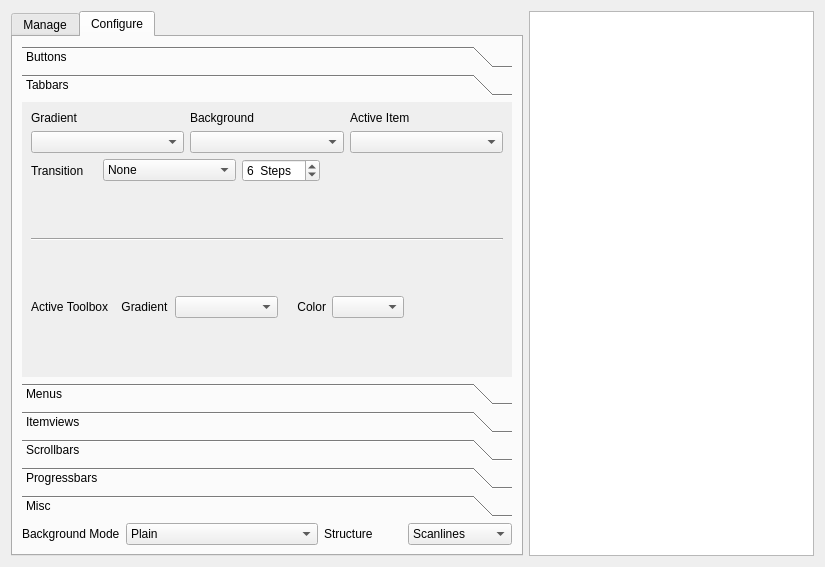
This is config/config.ui in deiv/bespin-pkg as Qt 5 draws it before an edit. The edited form follows.
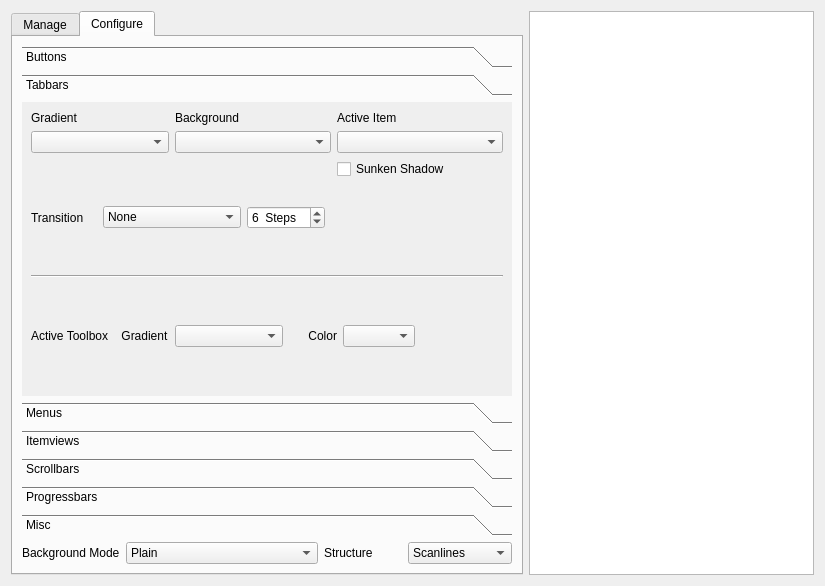
This is the edited form. The open tabs and pages were chosen to show the change.

Commit message: Fixed sunken tab frames, using tab lights for btn focus, removed shadows from sunken scrollbars

Diff of the .ui file:
```diff
--- a/config/config.ui
+++ b/config/config.ui
@@ -6,7 +6,7 @@
     <x>0</x>
     <y>0</y>
     <width>825</width>
-    <height>567</height>
+    <height>586</height>
    </rect>
   </property>
   <property name="windowTitle" >
@@ -319,16 +319,14 @@
             <x>0</x>
             <y>0</y>
             <width>509</width>
-            <height>285</height>
+            <height>304</height>
            </rect>
           </property>
           <attribute name="label" >
            <string>Tabbars</string>
           </attribute>
           <layout class="QGridLayout" >
-           <item row="0" column="0" colspan="8" >
-            <layout class="QHBoxLayout" >
-             <item>
+           <item row="0" column="0" colspan="2" >
               <layout class="QVBoxLayout" >
                <item>
                 <widget class="QLabel" name="label_2" >
@@ -342,7 +340,7 @@
                </item>
               </layout>
              </item>
-             <item>
+           <item row="0" column="2" colspan="4" >
               <layout class="QVBoxLayout" >
                <item>
                 <widget class="QLabel" name="label_5" >
@@ -356,7 +354,7 @@
                </item>
               </layout>
              </item>
-             <item>
+           <item rowspan="2" row="0" column="6" colspan="3" >
               <layout class="QVBoxLayout" >
                <item>
                 <widget class="QLabel" name="label_4" >
@@ -368,18 +366,62 @@
                <item>
                 <widget class="QComboBox" name="crTabBarActive" />
                </item>
-              </layout>
+             <item>
+              <widget class="QCheckBox" name="activeTabSunken" >
+               <property name="text" >
+                <string>Sunken Shadow</string>
+               </property>
+              </widget>
              </item>
+             <item>
+              <spacer>
+               <property name="orientation" >
+                <enum>Qt::Vertical</enum>
+               </property>
+               <property name="sizeHint" >
+                <size>
+                 <width>20</width>
+                 <height>16</height>
+                </size>
+               </property>
+              </spacer>
+             </item>
             </layout>
            </item>
-           <item row="1" column="0" >
+           <item row="1" column="0" colspan="2" >
+            <spacer>
+             <property name="orientation" >
+              <enum>Qt::Vertical</enum>
+             </property>
+             <property name="sizeHint" >
+              <size>
+               <width>20</width>
+               <height>21</height>
+              </size>
+             </property>
+            </spacer>
+           </item>
+           <item row="1" column="2" colspan="2" >
+            <spacer>
+             <property name="orientation" >
+              <enum>Qt::Vertical</enum>
+             </property>
+             <property name="sizeHint" >
+              <size>
+               <width>20</width>
+               <height>21</height>
+              </size>
+             </property>
+            </spacer>
+           </item>
+           <item row="2" column="0" >
             <widget class="QLabel" name="label_7" >
              <property name="text" >
               <string>Transition</string>
              </property>
             </widget>
            </item>
-           <item row="1" column="1" colspan="2" >
+           <item row="2" column="1" colspan="2" >
             <widget class="QComboBox" name="tabTransition" >
              <item>
               <property name="text" >
@@ -438,7 +480,7 @@
              </item>
             </widget>
            </item>
-           <item row="1" column="3" colspan="2" >
+           <item row="2" column="3" colspan="2" >
             <widget class="QSpinBox" name="tabAnimSteps" >
              <property name="readOnly" >
               <bool>false</bool>
@@ -457,7 +499,7 @@
              </property>
             </widget>
            </item>
-           <item row="1" column="5" colspan="3" >
+           <item row="2" column="5" colspan="4" >
             <spacer>
              <property name="orientation" >
               <enum>Qt::Horizontal</enum>
@@ -470,27 +512,27 @@
              </property>
             </spacer>
            </item>
-           <item row="2" column="2" >
+           <item row="3" column="2" >
             <spacer>
              <property name="orientation" >
               <enum>Qt::Vertical</enum>
              </property>
              <property name="sizeHint" >
               <size>
-               <width>31</width>
-               <height>31</height>
+               <width>66</width>
+               <height>21</height>
               </size>
              </property>
             </spacer>
            </item>
-           <item row="3" column="0" colspan="8" >
+           <item row="4" column="0" colspan="9" >
             <widget class="Line" name="line_3" >
              <property name="orientation" >
               <enum>Qt::Horizontal</enum>
              </property>
             </widget>
            </item>
-           <item row="4" column="2" >
+           <item row="5" column="2" >
             <spacer>
              <property name="orientation" >
               <enum>Qt::Vertical</enum>
@@ -503,17 +545,17 @@
              </property>
             </spacer>
            </item>
-           <item row="5" column="0" colspan="2" >
+           <item row="6" column="0" colspan="2" >
             <widget class="QLabel" name="label_22" >
              <property name="text" >
               <string>Active Toolbox    Gradient</string>
              </property>
             </widget>
            </item>
-           <item row="5" column="2" colspan="2" >
+           <item row="6" column="2" colspan="2" >
             <widget class="QComboBox" name="gradTool" />
            </item>
-           <item row="5" column="4" colspan="2" >
+           <item row="6" column="4" colspan="3" >
             <widget class="QLabel" name="label_23" >
              <property name="text" >
               <string>Color</string>
@@ -523,10 +565,10 @@
              </property>
             </widget>
            </item>
-           <item row="5" column="6" >
+           <item row="6" column="7" >
             <widget class="QComboBox" name="crTool" />
            </item>
-           <item row="5" column="7" >
+           <item row="6" column="8" >
             <spacer>
              <property name="orientation" >
               <enum>Qt::Horizontal</enum>
@@ -539,7 +581,7 @@
              </property>
             </spacer>
            </item>
-           <item row="6" column="2" >
+           <item row="7" column="2" >
             <spacer>
              <property name="orientation" >
               <enum>Qt::Vertical</enum>
```
Left out of the diff: 24 changed lines with no effect on the pictures. Lines whose indentation alone changed are shown as unchanged. The commit also changes 12 other files.
